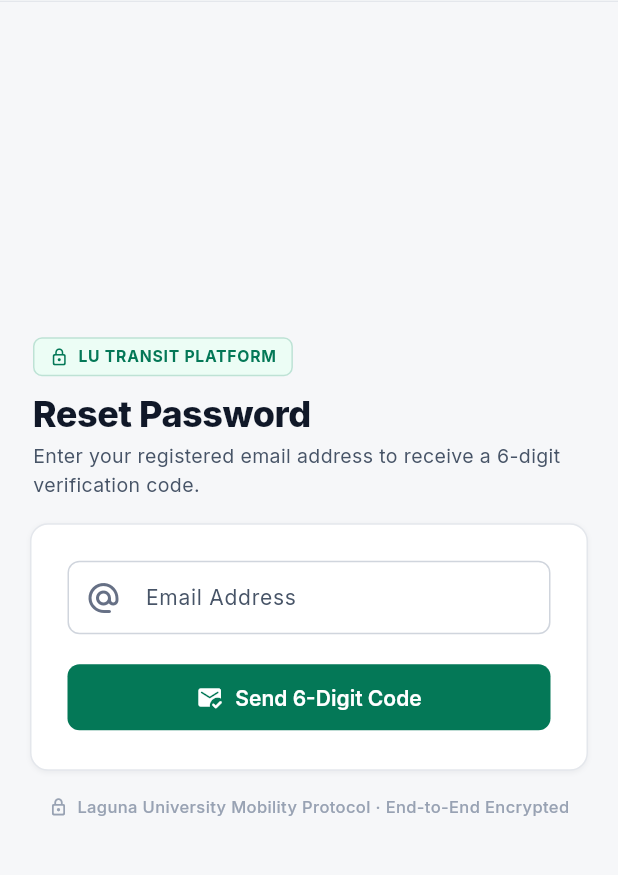
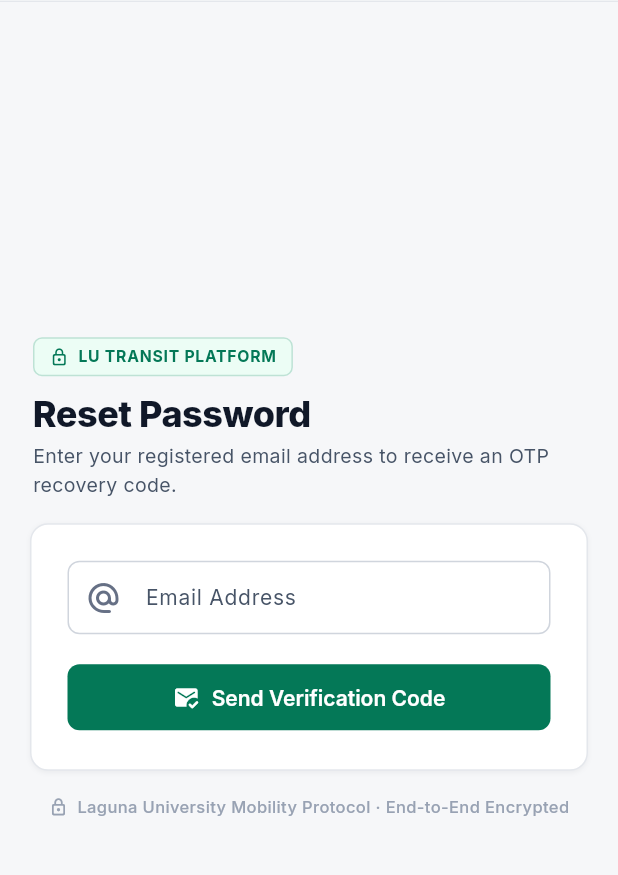
Before and after one commit to raidenramirez2023-ui/l.u-trike-System, a Flutter app: the ForgotPasswordPage screen opened by its route, on a phone screen of 412 x 824 dp, the part 82-957 px from its top. Run offline on Flutter 3.47's test engine with Material 3 defaults, Android fonts, the phone set to English and light mode, and no system bars; our stand-ins replace fl_chart, flutter_map, geolocator, go_router, google_fonts, latlong2 and 1 more; accounts and stored records are empty; key blocks and very long unbroken strings in the code were emptied for the run.

Commit message:
Support 6 to 8 digits OTP for Supabase password recovery

```diff
--- a/lib/features/auth/auth_pages.dart
+++ b/lib/features/auth/auth_pages.dart
@@ -1833,8 +1833,8 @@ class _ForgotPasswordPageState extends State<ForgotPasswordPage> {
   Future<void> _verifyAndReset() async {
     if (!_resetForm.currentState!.validate()) return;
     final token = _otp.text.trim();
-    if (token.length < 6) {
-      setState(() => _error = 'Please enter the complete 6-digit OTP code.');
+    if (token.length < 6 || token.length > 8) {
+      setState(() => _error = 'Please enter the complete verification code sent to your email.');
       return;
     }
     setState(() {
@@ -1842,7 +1842,7 @@ class _ForgotPasswordPageState extends State<ForgotPasswordPage> {
       _error = null;
     });
     try {
-      // 1. Verify 6-digit OTP code directly with Supabase recovery token
+      // 1. Verify OTP code directly with Supabase recovery token
       await _auth.verifyRecoveryOtp(email: _email.text, token: token);
       // 2. Update user password
       await _auth.updatePassword(_pw.text);
@@ -1862,7 +1862,7 @@ class _ForgotPasswordPageState extends State<ForgotPasswordPage> {
     if (!_sent) {
       return AuthScaffold(
         title: 'Reset Password',
-        subtitle: 'Enter your registered email address to receive a 6-digit verification code.',
+        subtitle: 'Enter your registered email address to receive an OTP recovery code.',
         child: Form(
           key: _emailForm,
           child: Column(
@@ -1882,7 +1882,7 @@ class _ForgotPasswordPageState extends State<ForgotPasswordPage> {
               FilledButton.icon(
                 onPressed: _busy ? null : _sendCode,
                 icon: const Icon(Icons.mark_email_read_rounded, size: 18),
-                label: Text(_busy ? 'Sending OTP Code…' : 'Send 6-Digit Code'),
+                label: Text(_busy ? 'Sending OTP Code…' : 'Send Verification Code'),
               ),
             ],
           ),
@@ -1892,7 +1892,7 @@ class _ForgotPasswordPageState extends State<ForgotPasswordPage> {
 
     return AuthScaffold(
       title: 'Enter Verification Code',
-      subtitle: 'Type the 6-digit OTP sent to your email and set your new password.',
+      subtitle: 'Type the OTP code sent to your email and set your new password.',
       showBack: false,
       child: Form(
         key: _resetForm,
@@ -1934,16 +1934,21 @@ class _ForgotPasswordPageState extends State<ForgotPasswordPage> {
             TextFormField(
               controller: _otp,
               keyboardType: TextInputType.number,
-              maxLength: 6,
+              maxLength: 8,
               style: const TextStyle(fontSize: 18, fontWeight: FontWeight.w700, letterSpacing: 4),
               textAlign: TextAlign.center,
               decoration: const InputDecoration(
-                labelText: '6-Digit OTP Code',
-                hintText: '• • • • • •',
+                labelText: 'OTP Verification Code',
+                hintText: 'Enter 6 or 8-digit code',
                 counterText: '',
                 prefixIcon: Icon(Icons.pin_outlined),
               ),
-              validator: (v) => (v == null || v.trim().length != 6) ? 'Enter 6-digit code' : null,
+              validator: (v) {
+                final t = v?.trim() ?? '';
+                if (t.isEmpty) return 'Enter the verification code';
+                if (t.length < 6 || t.length > 8) return 'Enter a valid 6 or 8-digit code';
+                return null;
+              },
             ),
             const SizedBox(height: 14),
             PasswordField(
```
